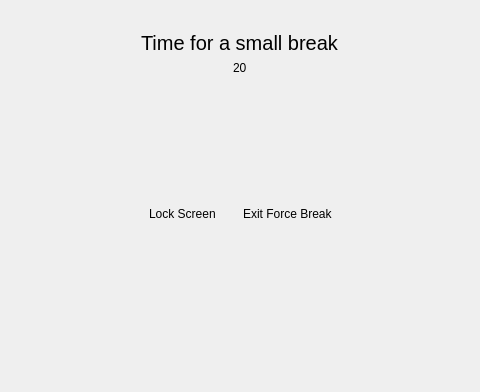
The window that src/gui/break-window.ui (AllanChain/sane-break) describes before a commit, drawn with Qt 5; both pictures show x 150 to 630 and y 127 to 519 of the 780 by 519 pixel window.
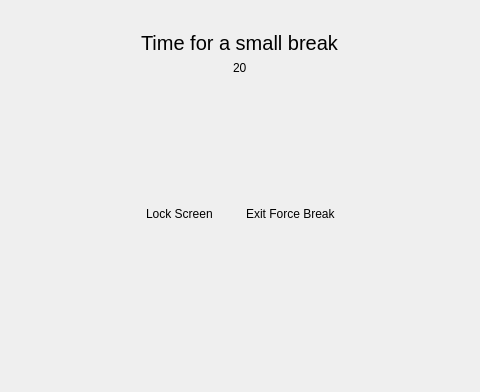
The same window after the commit. Icons and pictures are not drawn.

Commit message: increase break window button spacing

Patch:
```diff
--- a/src/gui/break-window.ui
+++ b/src/gui/break-window.ui
@@ -96,6 +96,9 @@
       <item>
        <widget class="QWidget" name="buttons" native="true">
         <layout class="QHBoxLayout" name="buttons_2">
+         <property name="spacing">
+          <number>12</number>
+         </property>
          <property name="topMargin">
           <number>40</number>
          </property>
```
